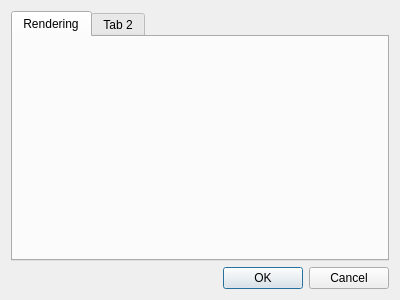
Above: Sources/confwidget.ui from ShrademnThill/ogre-construction-set before the change. Below: the same form after it.
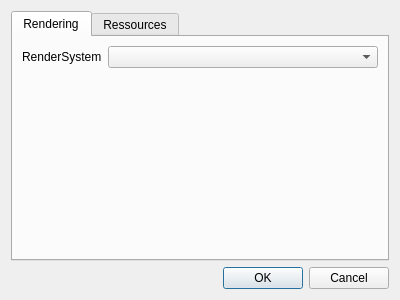
That is the form after the change.

Patch:
```diff
--- a/Sources/confwidget.ui
+++ b/Sources/confwidget.ui
@@ -16,6 +16,9 @@
   <layout class="QVBoxLayout" name="verticalLayout">
    <item>
     <widget class="QTabWidget" name="tabWidget">
+     <property name="tabPosition">
+      <enum>QTabWidget::North</enum>
+     </property>
      <property name="currentIndex">
       <number>0</number>
      </property>
@@ -23,10 +26,26 @@
       <attribute name="title">
        <string>Rendering</string>
       </attribute>
+      <layout class="QVBoxLayout" name="verticalLayout_2">
+       <item>
+        <layout class="QFormLayout" name="formLayout_3">
+         <item row="0" column="0">
+          <widget class="QLabel" name="renderSystemLabel">
+           <property name="text">
+            <string>RenderSystem</string>
+           </property>
+          </widget>
+         </item>
+         <item row="0" column="1">
+          <widget class="QComboBox" name="renderSystemComboBox"/>
+         </item>
+        </layout>
+       </item>
+      </layout>
      </widget>
      <widget class="QWidget" name="tab_2">
       <attribute name="title">
-       <string>Tab 2</string>
+       <string>Ressources</string>
       </attribute>
      </widget>
     </widget>
```
Left out of the diff: 4 changed lines with no effect on the pictures.
